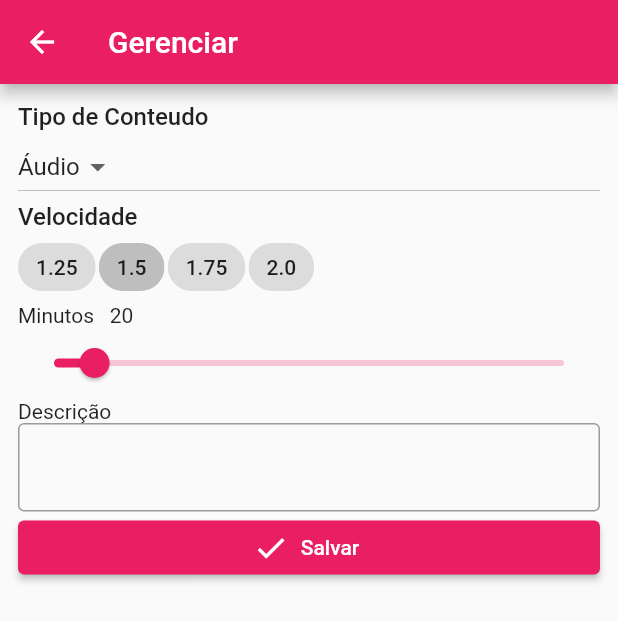
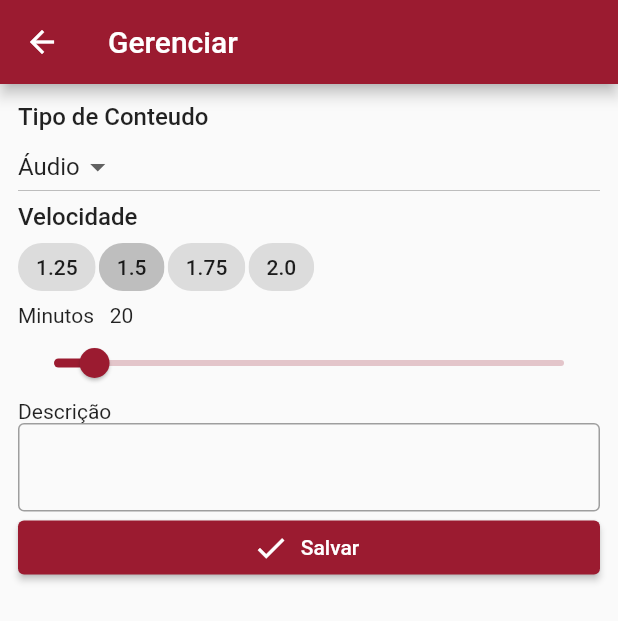
Before and after one commit to icesousa/tempusapp, a Flutter app: the screen it shows after launch, after a tap on "Adicionar", on a phone screen of 412 x 824 dp. Shown: the top 621 px of the screen. Run offline on Flutter 3.47's test engine with Material 2 defaults, Android fonts, the phone set to English and light mode, and no system bars; our stand-ins replace hive, hive_flutter; accounts and stored records are empty; statements that could not run were skipped.

Commit message:
new theme

```diff
--- a/lib/main.dart
+++ b/lib/main.dart
@@ -1,12 +1,12 @@
 import 'package:flutter/material.dart';
+import 'package:tempusapp/consts.dart';
 import 'package:tempusapp/repository.dart';
 import 'home_page.dart';
 
 
 void main() async{
-
-   ConteudoRepository().initRepo();
-
+  WidgetsFlutterBinding.ensureInitialized();
+  await ConteudoRepository.instance.initRepo();
 
 
   runApp(TempusApp());
@@ -21,9 +21,7 @@ class TempusApp extends StatelessWidget {
 
     return MaterialApp(
       debugShowCheckedModeBanner: false,
-      theme: ThemeData(
-        primarySwatch: Colors.pink,
-      ),
+      theme: customThemeData(),
       home: HomePage(),
     );
   }
```
